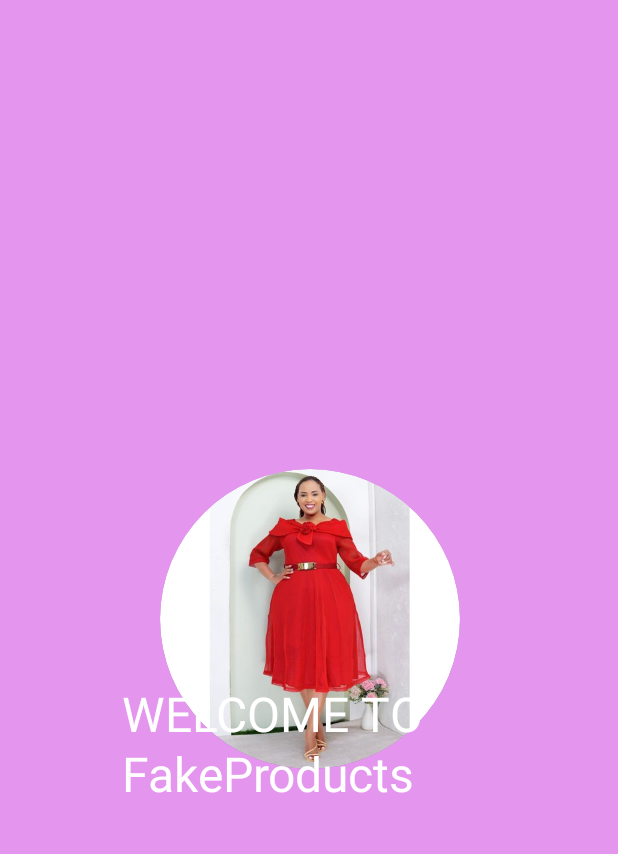
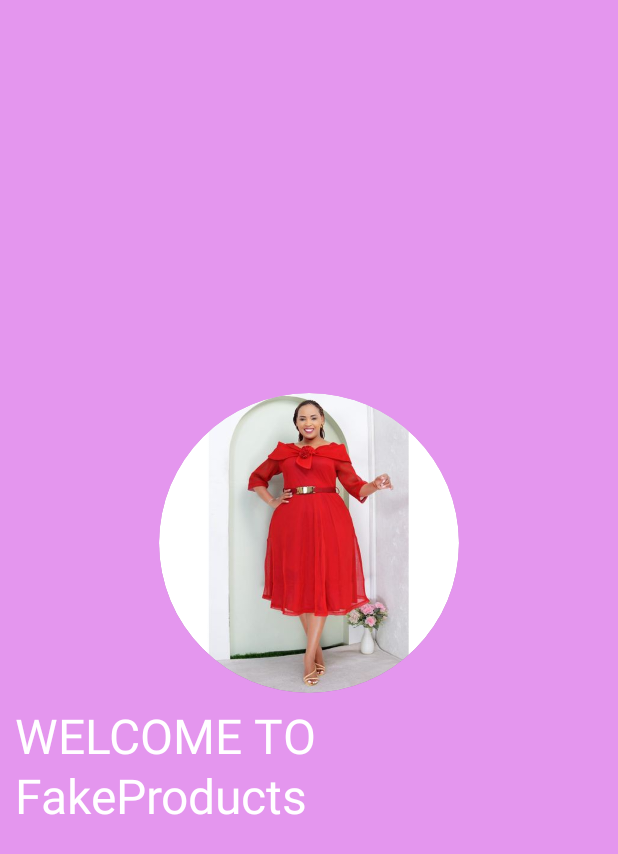
Before and after one commit to keneth217/Fake-Products-Api-Android, an Android app built with Jetpack Compose: the SplashScreen screen opened through its navigation route, on a phone screen of 412 x 824 dp. Shown: the top 854 px of the screen. Run offline under Robolectric (Android 15) with nearby library versions, the phone set to English and light mode, and no system bars; 2 statements that could not run were skipped.

```diff
--- a/app/src/main/java/com/keneth/products/screen/SplashScreen.kt
+++ b/app/src/main/java/com/keneth/products/screen/SplashScreen.kt
@@ -3,9 +3,9 @@ package com.keneth.products.screen
 import androidx.compose.foundation.Image
 import androidx.compose.foundation.background
 import androidx.compose.foundation.layout.Arrangement
-import androidx.compose.foundation.layout.Box
 import androidx.compose.foundation.layout.Column
 import androidx.compose.foundation.layout.fillMaxSize
+import androidx.compose.foundation.layout.padding
 import androidx.compose.foundation.layout.size
 import androidx.compose.foundation.shape.CircleShape
 import androidx.compose.material3.MaterialTheme
@@ -31,7 +31,7 @@ fun SplashScreen(navController: NavHostController) {
 
     LaunchedEffect(Unit) {
         delay(3000)
-        navController.navigate(Screens.ProductsScreen.route) {
+        navController.navigate(Screens.FruitsScreen.route) {
             popUpTo(Screens.SplashScreen.route) { inclusive = true }
         }
     }
@@ -43,10 +43,7 @@ fun SplashScreen(navController: NavHostController) {
         verticalArrangement = Arrangement.Center,
         horizontalAlignment = Alignment.CenterHorizontally
     ) {
-        Box(
-            contentAlignment = Alignment.Center,
-            modifier = Modifier.size(250.dp)
-        ) {
+
         Image(
             painter = painterResource(id = R.drawable.women),
             contentDescription = "App Logo",
@@ -62,8 +59,10 @@ fun SplashScreen(navController: NavHostController) {
             text = "WELCOME TO ${stringResource(id = R.string.app_name)}",
             style = MaterialTheme.typography.headlineLarge,
             color = Color.White,
-                modifier = Modifier.align(Alignment.BottomCenter)
+            modifier = Modifier
+                .padding(10.dp)
+                .align(alignment = Alignment.CenterHorizontally)
         )
+
     }
 }
-}
```
Lines whose indentation alone changed are shown as unchanged.
